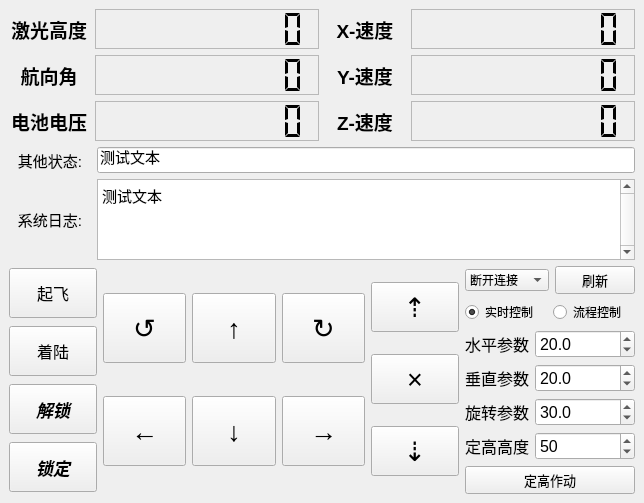
Before: the Qt Designer form python_sdk/fc_gui/gui.ui in ElluIFX/ANO_LX_FC, drawn with Qt 5.
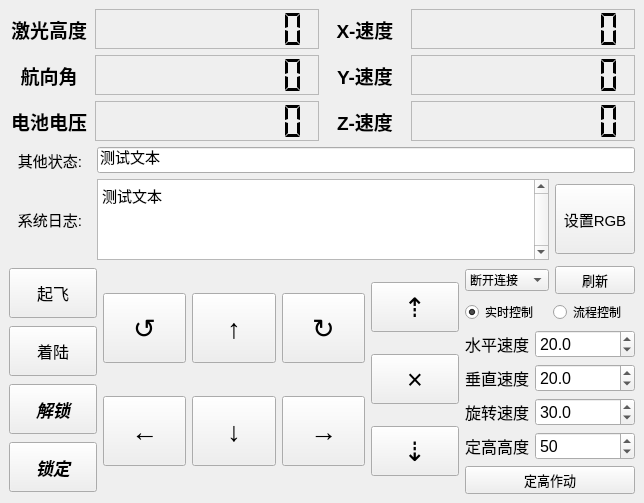
After: the same form once the commit is applied.

```diff
--- a/python_sdk/fc_gui/gui.ui
+++ b/python_sdk/fc_gui/gui.ui
@@ -576,6 +576,28 @@
         </property>
        </widget>
       </item>
+      <item>
+       <widget class="QPushButton" name="btn_rgb">
+        <property name="minimumSize">
+         <size>
+          <width>0</width>
+          <height>70</height>
+         </size>
+        </property>
+        <property name="font">
+         <font>
+          <pointsize>11</pointsize>
+          <bold>false</bold>
+         </font>
+        </property>
+        <property name="text">
+         <string>设置RGB</string>
+        </property>
+        <property name="shortcut">
+         <string>W</string>
+        </property>
+       </widget>
+      </item>
      </layout>
     </item>
     <item>
@@ -974,7 +996,7 @@
                </font>
               </property>
               <property name="text">
-               <string>水平参数</string>
+               <string>水平速度</string>
               </property>
              </widget>
             </item>
@@ -1011,7 +1033,7 @@
                </font>
               </property>
               <property name="text">
-               <string>垂直参数</string>
+               <string>垂直速度</string>
               </property>
              </widget>
             </item>
@@ -1054,7 +1076,7 @@
                </font>
               </property>
               <property name="text">
-               <string>旋转参数</string>
+               <string>旋转速度</string>
               </property>
              </widget>
             </item>
```
Left out of the diff: 9 changed lines with no effect on the pictures.
